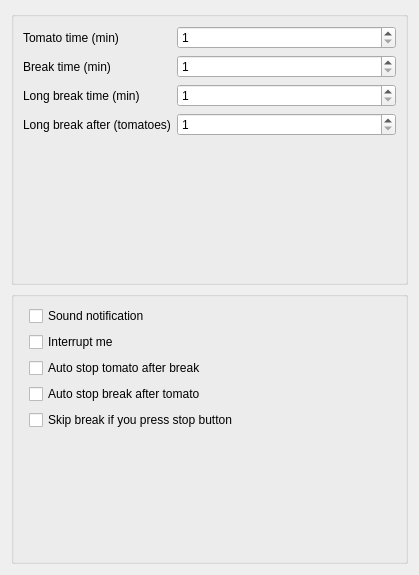
Qt form CherryTomato/settings_ui.ui (yakimka/CherryTomato) before a commit.
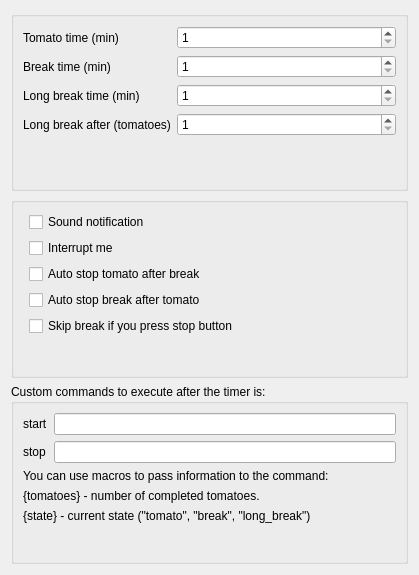
The same form after that commit.

Commit message: Add start and stop custom commands to settings

What changed in the file:
```diff
--- a/CherryTomato/settings_ui.ui
+++ b/CherryTomato/settings_ui.ui
@@ -165,6 +165,56 @@
      </layout>
     </widget>
    </item>
+   <item>
+    <widget class="QGroupBox" name="commands">
+     <property name="title">
+      <string>Custom commands to execute after the timer is:</string>
+     </property>
+     <layout class="QFormLayout" name="formLayout_3">
+      <item row="0" column="0">
+       <widget class="QLabel" name="afterStartLabel">
+        <property name="text">
+         <string>start</string>
+        </property>
+       </widget>
+      </item>
+      <item row="0" column="1">
+       <widget class="QLineEdit" name="afterStartCommand"/>
+      </item>
+      <item row="1" column="0">
+       <widget class="QLabel" name="afterStopLabel">
+        <property name="text">
+         <string>stop</string>
+        </property>
+       </widget>
+      </item>
+      <item row="1" column="1">
+       <widget class="QLineEdit" name="afterStopCommand"/>
+      </item>
+      <item row="2" column="0" colspan="2">
+       <widget class="QLabel" name="macrosHelp1">
+        <property name="text">
+         <string>You can use macros to pass information to the command:</string>
+        </property>
+       </widget>
+      </item>
+      <item row="3" column="0" colspan="2">
+       <widget class="QLabel" name="macrosHelp2">
+        <property name="text">
+         <string>{tomatoes} - number of completed tomatoes.</string>
+        </property>
+       </widget>
+      </item>
+      <item row="4" column="0" colspan="2">
+       <widget class="QLabel" name="macrosHelp3">
+        <property name="text">
+         <string>{state} - current state (&quot;tomato&quot;, &quot;break&quot;, &quot;long_break&quot;)</string>
+        </property>
+       </widget>
+      </item>
+     </layout>
+    </widget>
+   </item>
   </layout>
  </widget>
  <resources/>
```
The commit also changes 4 other files.
